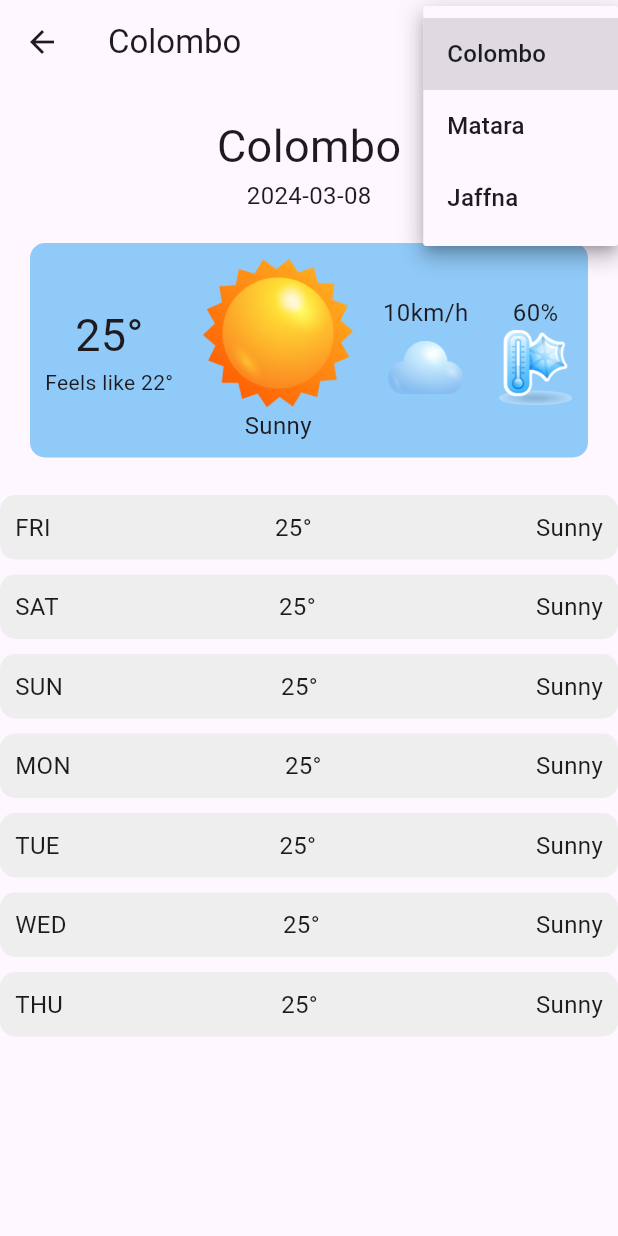
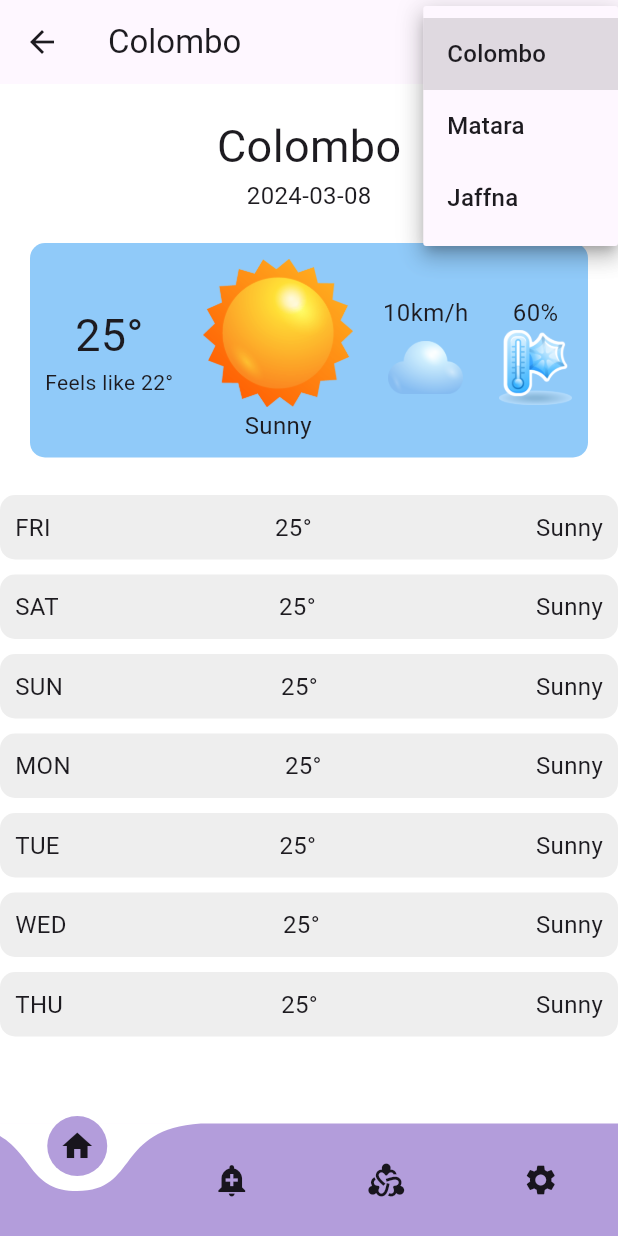
Before and after one commit to Dinath01/Fludert, a Flutter app: the HomePage screen opened directly, after a tap on "Colombo", on a phone screen of 412 x 824 dp. Run offline on Flutter 3.47's test engine with Material 3 defaults, Android fonts, the phone set to English and light mode, and no system bars; drawn by our look-alikes of curved_navigation_bar; our stand-ins replace animate_do, animated_splash_screen, flutter_inset_box_shadow, page_transition.

```diff
--- /dev/null
+++ b/lib/assets/navbar.dart
@@ -0,0 +1,41 @@
+import 'package:flutter/material.dart';
+import 'package:curved_navigation_bar/curved_navigation_bar.dart';
+
+class Navbar extends StatefulWidget {
+  final Widget body;
+
+  Navbar({required this.body});
+
+  @override
+  _NavbarState createState() => _NavbarState();
+}
+
+class _NavbarState extends State<Navbar> {
+  int _page = 0;
+  GlobalKey _bottomNavigationKey = GlobalKey();
+
+  @override
+  Widget build(BuildContext context) {
+    return Scaffold(
+      bottomNavigationBar: CurvedNavigationBar(
+        backgroundColor: Colors.white,
+        color: Colors.deepPurple.shade200,
+        animationDuration: Duration(milliseconds: 300),
+        key: _bottomNavigationKey,
+        items: <Widget>[
+          Icon(Icons.home,),
+          Icon(Icons.add_alert,),
+          Icon(Icons.diversity_2,),
+          Icon(Icons.settings,),
+
+        ],
+        onTap: (index) {
+          setState(() {
+            _page = index;
+          });
+        },
+      ),
+      body: widget.body,
+    );
+  }
+}
--- a/lib/pages/home_page.dart
+++ b/lib/pages/home_page.dart
@@ -1,5 +1,5 @@
 import 'dart:math';
-
+import 'package:fludert/assets/navbar.dart';
 import 'package:flutter/material.dart';
 import 'package:intl/intl.dart';
 
@@ -80,7 +80,10 @@ void _changeLocation(String? newLocation) {
           ),
         ],
       ),
-      body: Column(
+      body : Navbar(
+      body: Container(
+        color: Colors.white,
+        child: Column(
           children: [
             Container(
               padding: const EdgeInsets.all(20),
@@ -183,8 +186,12 @@ void _changeLocation(String? newLocation) {
                 },
               ),
             ),
+
           ],
         ),
+      ),
+      ),
+      //bottomNavigationBar: Navbar(),
     );
   }
 }
--- a/pubspec.yaml
+++ b/pubspec.yaml
@@ -39,6 +39,7 @@ dependencies:
   animate_do: ^3.3.3
   intl: ^0.19.0
   http: ^1.2.1
+  curved_navigation_bar: ^1.0.3
 
 dev_dependencies:
   flutter_test:
```
Also changed, not shown: pubspec.lock. Lines whose indentation alone changed are shown as unchanged.
